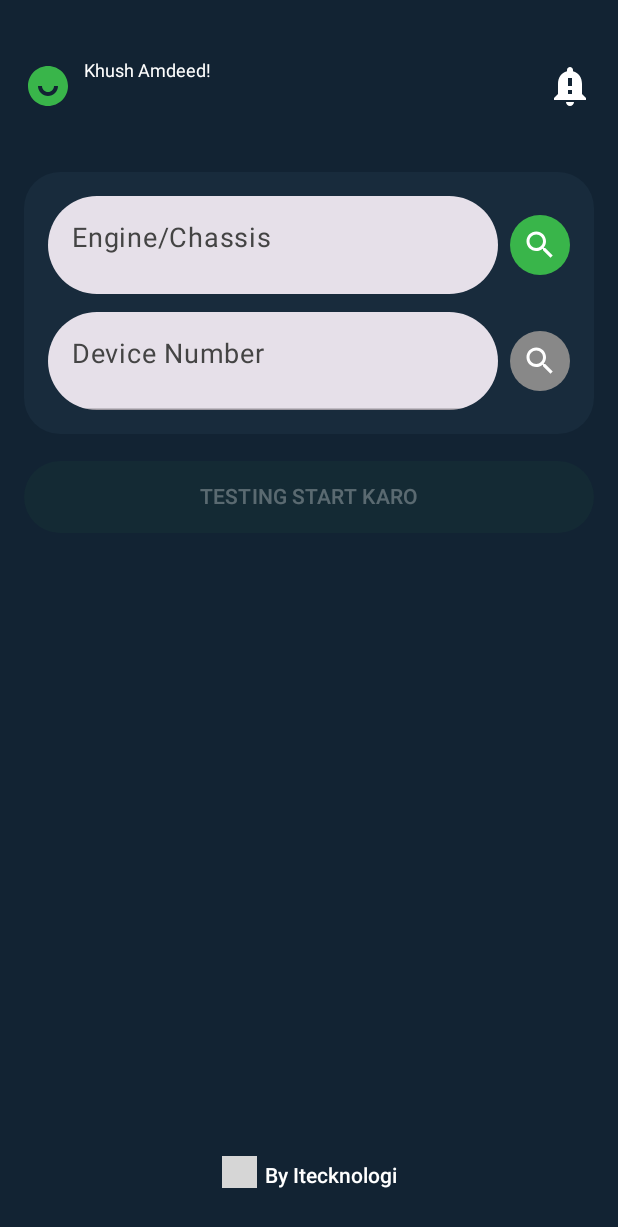
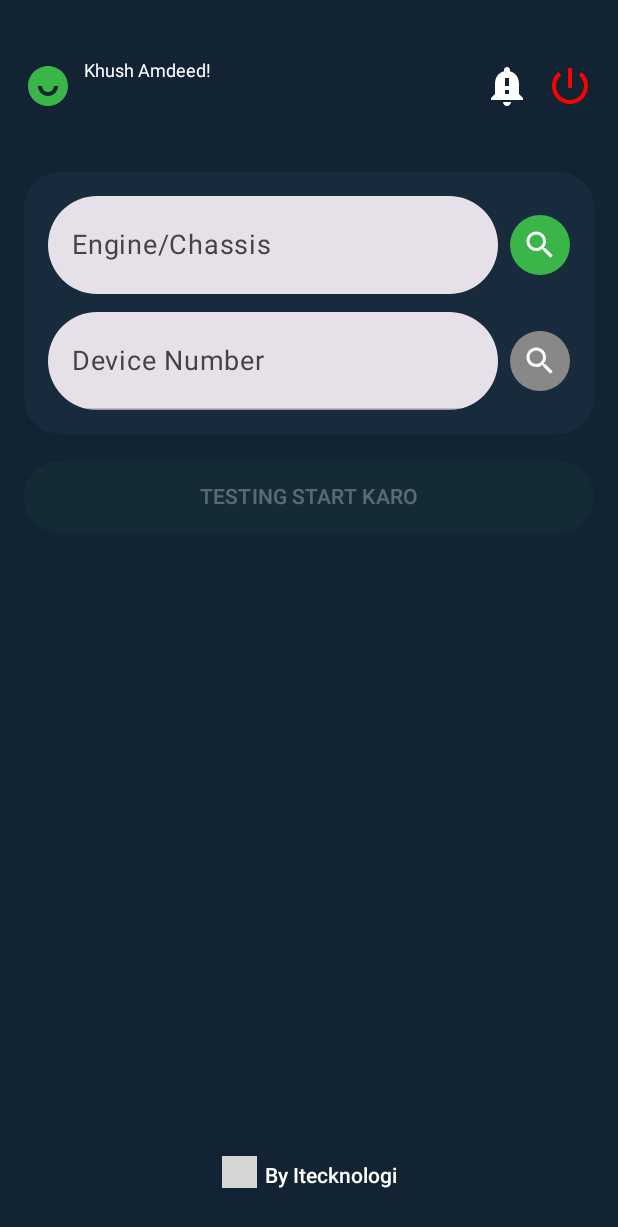
Before and after one commit to Abdussubhan1/ComposeiTeck, an Android app built with Jetpack Compose: the DeviceEntryScreen screen opened through its navigation route, on a phone screen of 412 x 824 dp. Shown: the top 1227 px of the screen. Run offline under Robolectric (Android 15) with nearby library versions, the phone set to English and light mode, and no system bars; Roboto replaces fonts that are not available here; grey boxes are pictures that could not be loaded.

Commit message:
OTP Work

```diff
--- a/app/src/main/java/com/example/itecktestingcompose/AppScreens/Device Entry Screen.kt
+++ b/app/src/main/java/com/example/itecktestingcompose/AppScreens/Device Entry Screen.kt
@@ -2,11 +2,14 @@ package com.example.itecktestingcompose.AppScreens
 
 import android.Manifest
 import android.annotation.SuppressLint
+import android.app.Activity
 import android.content.Context
 import android.graphics.Bitmap
 import android.widget.Toast
 import androidx.activity.compose.rememberLauncherForActivityResult
 import androidx.activity.result.contract.ActivityResultContracts
+import androidx.compose.animation.core.animateFloatAsState
+import androidx.compose.animation.core.tween
 import androidx.compose.foundation.BorderStroke
 import androidx.compose.foundation.Image
 import androidx.compose.foundation.background
@@ -35,6 +38,7 @@ import androidx.compose.foundation.verticalScroll
 import androidx.compose.material.icons.Icons
 import androidx.compose.material.icons.filled.CameraEnhance
 import androidx.compose.material.icons.filled.NotificationImportant
+import androidx.compose.material.icons.filled.PowerSettingsNew
 import androidx.compose.material.icons.filled.Search
 import androidx.compose.material3.Button
 import androidx.compose.material3.ButtonDefaults
@@ -45,6 +49,7 @@ import androidx.compose.material3.Text
 import androidx.compose.material3.TextField
 import androidx.compose.material3.TextFieldDefaults
 import androidx.compose.runtime.Composable
+import androidx.compose.runtime.LaunchedEffect
 import androidx.compose.runtime.getValue
 import androidx.compose.runtime.mutableStateListOf
 import androidx.compose.runtime.mutableStateOf
@@ -55,6 +60,7 @@ import androidx.compose.runtime.setValue
 import androidx.compose.runtime.snapshots.SnapshotStateList
 import androidx.compose.ui.Alignment
 import androidx.compose.ui.Modifier
+import androidx.compose.ui.draw.alpha
 import androidx.compose.ui.draw.clip
 import androidx.compose.ui.draw.shadow
 import androidx.compose.ui.graphics.Color
@@ -82,6 +88,8 @@ import kotlinx.coroutines.launch
 import androidx.core.content.edit
 import com.example.itecktestingcompose.APIFunctions.VehicleValidationResult
 import com.example.itecktestingcompose.APIFunctions.getVehicleDetails
+import com.example.itecktestingcompose.functions.resetAllData
+import kotlinx.coroutines.delay
 
 
 @SuppressLint("UseKtx")
@@ -89,6 +97,18 @@ import com.example.itecktestingcompose.APIFunctions.getVehicleDetails
 fun DeviceEntryScreen(context: Context, navController: NavHostController) {
 
     val sharedPref = context.getSharedPreferences("MyPrefs", Context.MODE_PRIVATE)
+    val sharePref =
+        context.getSharedPreferences(
+            "TechnicianName",
+            Context.MODE_PRIVATE
+        )
+    val name = sharePref.getString("Name", "")
+
+    val sharePref1 =
+        context.getSharedPreferences("UserCNIC", Context.MODE_PRIVATE)
+
+
+
     val hasNewNotification =
         remember { mutableStateOf(sharedPref.getBoolean("hasNewNotification", false)) }
 
@@ -152,7 +172,7 @@ fun DeviceEntryScreen(context: Context, navController: NavHostController) {
                     Text("Khush Amdeed!", color = Color.White, fontSize = 12.sp)
                     Spacer(modifier = Modifier.height(2.dp))
                     Text(
-                        Constants.name,
+                        name.toString(),
                         color = Color(0XFF39B54A),
                         fontSize = 16.sp,
                         fontWeight = FontWeight.Bold
@@ -160,6 +180,7 @@ fun DeviceEntryScreen(context: Context, navController: NavHostController) {
                 }
 
             }
+
             Spacer(modifier = Modifier.weight(1f))
 
             Box(
@@ -186,6 +207,40 @@ fun DeviceEntryScreen(context: Context, navController: NavHostController) {
                     )
                 }
             }
+            Spacer(modifier = Modifier.width(10.dp))
+            var isLoggingOut by remember { mutableStateOf(false) }
+            val alpha by animateFloatAsState(
+                targetValue = if (isLoggingOut) 0f else 1f,
+                animationSpec = tween(durationMillis = 500),
+                label = "logoutAnimation"
+            )
+            Box(
+                contentAlignment = Alignment.TopEnd
+            ) {
+                Icon(
+                    imageVector = Icons.Default.PowerSettingsNew,
+                    contentDescription = "Logout",
+                    tint = Color.Red,
+                    modifier = Modifier
+                        .size(32.dp)
+                        .alpha(alpha)
+                        .clickable {
+                            isLoggingOut = true
+                            resetAllData()
+                        }
+                )
+            }
+            if (isLoggingOut) {
+            LaunchedEffect(true) {
+                delay(500) // Wait for animation to finish
+                sharePref1.edit { putString("CNIC", "") }
+                Toast.makeText(context, "Logout Success", Toast.LENGTH_SHORT).show()
+                navController.navigate("login") {
+                    popUpTo("mainScreen") { inclusive = true }
+                }
+            }
+        }
+
 
 
         }
@@ -204,7 +259,7 @@ fun DeviceEntryScreen(context: Context, navController: NavHostController) {
 
                         CustomTextField(
                             vehicleEngineChassis,
-                            if (Constants.EngineChassis=="") "Engine/Chassis" else Constants.EngineChassis,
+                            if (Constants.EngineChassis == "") "Engine/Chassis" else Constants.EngineChassis,
                             onValueChange = { vehicleEngineChassis = it },
                             isEngineEnabled,
                             keyboardOptions = KeyboardOptions(keyboardType = KeyboardType.Text)
@@ -268,7 +323,7 @@ fun DeviceEntryScreen(context: Context, navController: NavHostController) {
                             devID,
                             "Device Number",
                             onValueChange = { devID = it },
-                            showTicket || Constants.EngineChassis!="",
+                            showTicket,
                             keyboardOptions = KeyboardOptions(keyboardType = KeyboardType.Number)
                         )
 
@@ -278,7 +333,11 @@ fun DeviceEntryScreen(context: Context, navController: NavHostController) {
                         modifier = Modifier
                             .size(40.dp)
                             .clip(CircleShape)
-                            .background(if (showTicket || Constants.EngineChassis != "") Color(0XFF39B54A) else Color.Gray) // Green search
+                            .background(
+                                if (showTicket) Color(
+                                    0XFF39B54A
+                                ) else Color.Gray
+                            ) // Green search
                             .clickable(enabled = (devID != "" && showTicket)) {
                                 keyboard?.hide()
                                 validationResult = DevValidationResult(
@@ -291,7 +350,7 @@ fun DeviceEntryScreen(context: Context, navController: NavHostController) {
 
                                     if (validationResult.ifDeviceExist) {
                                         isEnabled = false
-                                        testingStart=true
+                                        testingStart = true
                                         Constants.deviceID = devID
 
                                         Toast.makeText(
@@ -301,7 +360,7 @@ fun DeviceEntryScreen(context: Context, navController: NavHostController) {
                                         ).show()
                                     } else {
                                         isEnabled = true
-                                        testingStart=false
+                                        testingStart = false
                                         Toast.makeText(
                                             context,
                                             "Device Not found in Inventory",
@@ -323,7 +382,7 @@ fun DeviceEntryScreen(context: Context, navController: NavHostController) {
             }
         }
 
-        if (showTicket || Constants.Vehmake != "") {
+        if (showTicket) {
             Card(
                 modifier = Modifier
                     .padding(16.dp)
@@ -454,7 +513,8 @@ fun CustomTextField(
             focusedIndicatorColor = Color.Transparent,
             unfocusedIndicatorColor = Color.Transparent
         ),
-        keyboardOptions = keyboardOptions
+        keyboardOptions = keyboardOptions,
+        singleLine = true
     )
 }
 
--- a/app/src/main/java/com/example/itecktestingcompose/AppScreens/OTP Screen.kt
+++ b/app/src/main/java/com/example/itecktestingcompose/AppScreens/OTP Screen.kt
@@ -108,7 +108,7 @@ fun OTPScreen(context: Context, navController: NavHostController) {
                 .background(Color(0XFF39B54A), shape = RoundedCornerShape(17.dp))
                 .clickable {
                     keyboard?.hide()//hide the keyboard
-                    if (otp.contains("12345")) {
+                    if (otp == Constants.otp) {
                         val sharePref =
                             context.getSharedPreferences("UserCNIC", Context.MODE_PRIVATE)
                         sharePref.edit { putString("CNIC", Constants.cnic) }
@@ -124,7 +124,6 @@ fun OTPScreen(context: Context, navController: NavHostController) {
                         Toast.makeText(context, "Invalid OTP", Toast.LENGTH_SHORT)
                             .show()
                     }
-
 
                 },
             contentAlignment = Alignment.Center
--- a/app/src/main/java/com/example/itecktestingcompose/Constants/Constants.kt
+++ b/app/src/main/java/com/example/itecktestingcompose/Constants/Constants.kt
@@ -6,6 +6,7 @@ import androidx.compose.runtime.mutableStateListOf
 
 object Constants {
 
+    var otp: String=""
     var cust_Contact: String=""
     var cnic: String=""
     var appLoginID: String=""
--- a/app/src/main/java/com/example/itecktestingcompose/functions/App Navigation.kt
+++ b/app/src/main/java/com/example/itecktestingcompose/functions/App Navigation.kt
@@ -28,7 +28,7 @@ fun AppNavigation(version: String,context: android.content.Context) {
         composable("NotificationScreen"){ NotificationScreen(navController) }
         composable("mainscreen") { DeviceEntryScreen(context, navController) }
         composable("initialPicturesScreen") { initialPicTake(context, navController) }
-        composable("testingPage") { TestingPage(navController) }
+        composable("testingPage") { TestingPage(navController,context) }
         composable("finalPicturesScreen"){ FinalPicturesScreen(navController) }
         composable("AllahHafizScreen"){ AllahHafiz(navController) }
     }
```
Also changed, not shown: app/src/main/java/com/example/itecktestingcompose/APIFunctions/ValidateCnic.kt (+8 -8 lines), app/src/main/java/com/example/itecktestingcompose/AppScreens/Device Testing Screen.kt (+50 -4 lines), app/src/main/java/com/example/itecktestingcompose/AppScreens/Initial Pictures Screen.kt (+48 -15 lines), app/src/main/java/com/example/itecktestingcompose/ModelClasses/ValidateCnicResponse.kt (+2 -8 lines).
